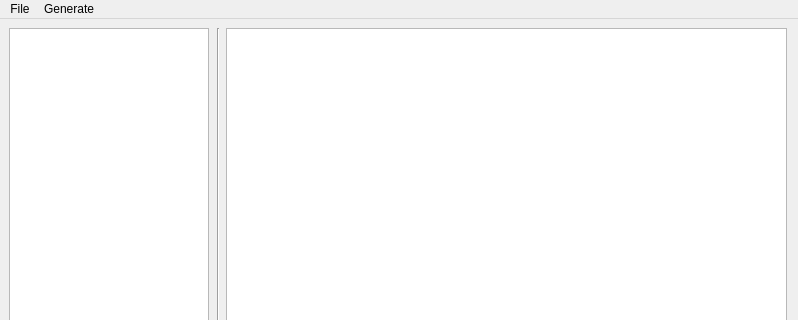
Old version of the form mainwindow.ui in the repository togu2503/GenCross; both pictures show x 0 to 798 and y 0 to 320 of the 798 by 507 pixel window.
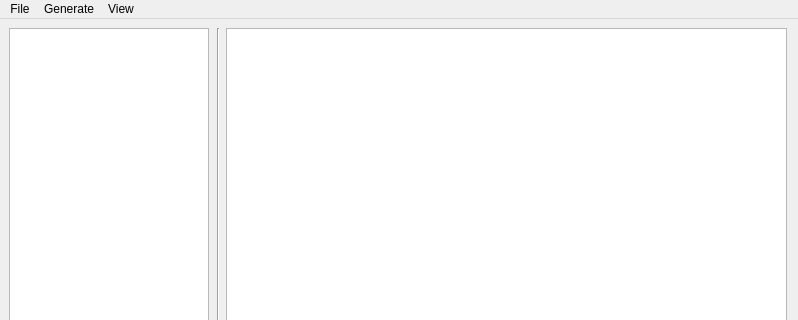
New version of the form.

```diff
--- a/mainwindow.ui
+++ b/mainwindow.ui
@@ -123,7 +123,7 @@
      <x>0</x>
      <y>0</y>
      <width>798</width>
-     <height>26</height>
+     <height>21</height>
     </rect>
    </property>
    <widget class="QMenu" name="menuFile">
@@ -145,8 +145,16 @@
     <addaction name="actionGenerate_Empy_Board"/>
     <addaction name="actionGenerate_Solved_Board"/>
    </widget>
+   <widget class="QMenu" name="menuView">
+    <property name="title">
+     <string>View</string>
+    </property>
+    <addaction name="actionShowAnswers"/>
+    <addaction name="actionHideAnswers"/>
+   </widget>
    <addaction name="menuFile"/>
    <addaction name="menuGenerate"/>
+   <addaction name="menuView"/>
   </widget>
   <widget class="QStatusBar" name="statusbar"/>
   <action name="actionCreate">
```
Left out of the diff: 10 changed lines with no effect on the pictures.
